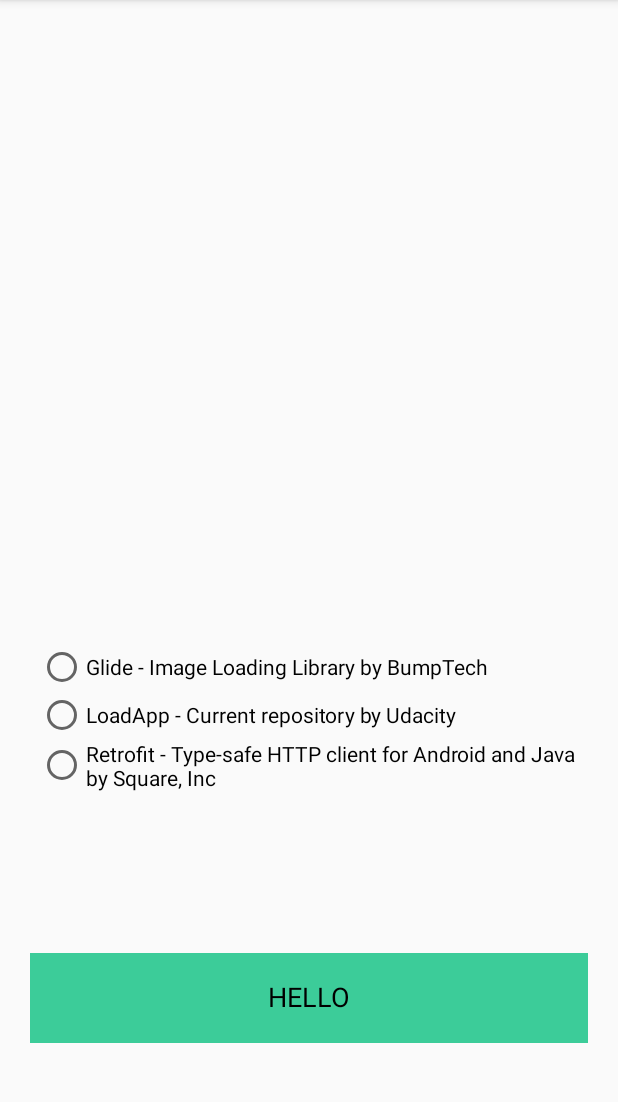
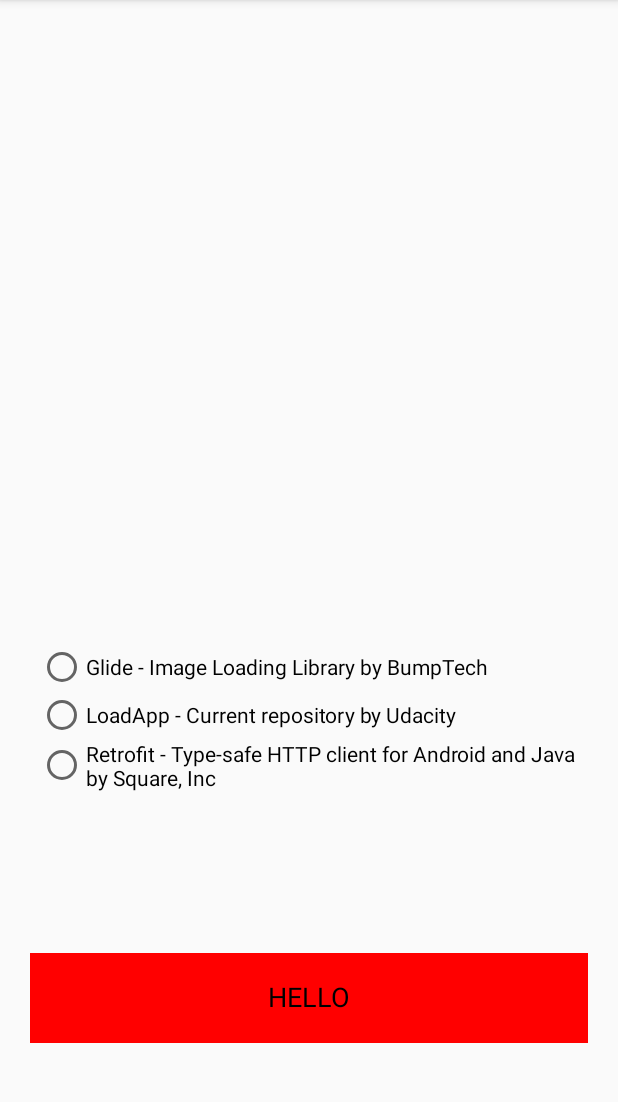
Before and after one commit to alfredbwong/LoadAppWithAnimations, an Android app: the screen it shows after launch (MainActivity), after a tap on an icon or button, on a phone screen of 412 x 824 dp, the part 84-1186 px from its top. Run offline under Robolectric (Android 15) with nearby library versions, the phone set to English and light mode, and no system bars.

Commit message:
Add some attrs and make button change color

```diff
--- a/app/src/main/java/com/udacity/ButtonState.kt
+++ b/app/src/main/java/com/udacity/ButtonState.kt
@@ -5,4 +5,10 @@ sealed class ButtonState {
     object Clicked : ButtonState()
     object Loading : ButtonState()
     object Completed : ButtonState()
+
+    fun next() = when (this){
+        Completed -> Clicked
+        Clicked -> Loading
+        Loading -> Completed
+    }
 }
--- a/app/src/main/java/com/udacity/LoadingButton.kt
+++ b/app/src/main/java/com/udacity/LoadingButton.kt
@@ -7,17 +7,20 @@ import android.graphics.Color
 import android.graphics.Paint
 import android.util.AttributeSet
 import android.util.Log
+import android.view.MotionEvent
 import android.view.View
+import android.widget.Toast
+import androidx.core.content.ContextCompat.getColor
+import androidx.core.content.withStyledAttributes
 import kotlin.properties.Delegates
 
 class LoadingButton @JvmOverloads constructor(
-    context: Context, attrs: AttributeSet? = null, defStyleAttr: Int = 0
+        context: Context, attrs: AttributeSet? = null, defStyleAttr: Int = 0
 ) : View(context, attrs, defStyleAttr) {
     private var widthSize = 0
     private var heightSize = 0
 
     private val valueAnimator = ValueAnimator()
-
 
     private val paint = Paint().apply {
         // Smooth out edges of what is drawn without affecting shape.
@@ -26,36 +29,60 @@ class LoadingButton @JvmOverloads constructor(
         textSize = resources.getDimension(R.dimen.textSize)
         textAlign = Paint.Align.CENTER
     }
+    //Paint for the bg of the loading button
+    private val bgPaint = Paint().apply {
+        style = Paint.Style.FILL
+        color = Color.GREEN
+    }
     private var buttonState: ButtonState by Delegates.observable<ButtonState>(ButtonState.Completed) { p, old, new ->
-
+        when (new){
+            ButtonState.Loading -> {
+                bgPaint.color = Color.YELLOW
+            }
+            ButtonState.Clicked -> {
+                bgPaint.color = Color.RED
+            }
+            ButtonState.Completed -> {
+                bgPaint.color = Color.GREEN
+            }
+        }
     }
 
 
     init {
-
+        isClickable = true
     }
 
 
     override fun onDraw(canvas: Canvas) {
         super.onDraw(canvas)
-        canvas.drawColor(Color.argb(255,60,204,153))
+
+        Log.i("LoadingButton", bgPaint.color.toString())
+        canvas.drawColor(bgPaint.color)
+
         val textPositionX = canvas.width /2
         val textPositionY = canvas.height /2 - (paint.descent() + paint.ascent())/2
 
-        canvas.drawText("HELLO", textPositionX.toFloat(), textPositionY ,paint)
+        canvas.drawText("HELLO", textPositionX.toFloat(), textPositionY, paint)
     }
 
     override fun onMeasure(widthMeasureSpec: Int, heightMeasureSpec: Int) {
         val minw: Int = paddingLeft + paddingRight + suggestedMinimumWidth
         val w: Int = resolveSizeAndState(minw, widthMeasureSpec, 1)
         val h: Int = resolveSizeAndState(
-            MeasureSpec.getSize(w),
-            heightMeasureSpec,
-            0
+                MeasureSpec.getSize(w),
+                heightMeasureSpec,
+                0
         )
         widthSize = w
         heightSize = h
         setMeasuredDimension(w, h)
     }
 
+    override fun performClick(): Boolean {
+        super.performClick()
+        buttonState = buttonState.next()
+        invalidate()
+        return true
+    }
 }
--- a/app/src/main/java/com/udacity/MainActivity.kt
+++ b/app/src/main/java/com/udacity/MainActivity.kt
@@ -31,7 +31,7 @@ class MainActivity : AppCompatActivity() {
         registerReceiver(receiver, IntentFilter(DownloadManager.ACTION_DOWNLOAD_COMPLETE))
 
         custom_button.setOnClickListener {
-            download()
+            //download()
         }
     }
 
--- a/app/src/main/res/layout/content_main.xml
+++ b/app/src/main/res/layout/content_main.xml
@@ -52,7 +52,10 @@
         app:layout_constraintHorizontal_bias="0.0"
         app:layout_constraintStart_toStartOf="parent"
         app:layout_constraintTop_toTopOf="parent"
-        app:layout_constraintVertical_bias="0.921" />
+        app:layout_constraintVertical_bias="0.921"
+        app:downloadStart="#FFEB3B"
+        app:downloading="#CDDC39"
+        app:downloadEnd="#009688"/>
 
     <ImageView
         android:id="@+id/imageView4"
--- a/app/src/main/res/values/attrs.xml
+++ b/app/src/main/res/values/attrs.xml
@@ -2,5 +2,8 @@
 <resources>
     <declare-styleable name="LoadingButton">
 <!--   TODO: create custom attributes for the view-->
+        <attr name="downloadStart" format="color"/>
+        <attr name="downloading" format="color"/>
+        <attr name="downloadEnd" format="color"/>
     </declare-styleable>
 </resources>
--- a/app/src/main/res/values/strings.xml
+++ b/app/src/main/res/values/strings.xml
@@ -14,4 +14,7 @@
     <string name="radio_button_glide_text">Glide - Image Loading Library by BumpTech</string>
     <string name="radio_button_loadapp">LoadApp - Current repository by Udacity</string>
     <string name="radio_button_retrofit_text">Retrofit - Type-safe HTTP client for Android and Java by Square, Inc</string>
+    <string name="download_start">Click To Download</string>
+    <string name="downloading">Downloading...</string>
+    <string name="download_complete">Download Complete</string>
 </resources>
```
Also changed, not shown: app/build.gradle (+7 -0 lines).
